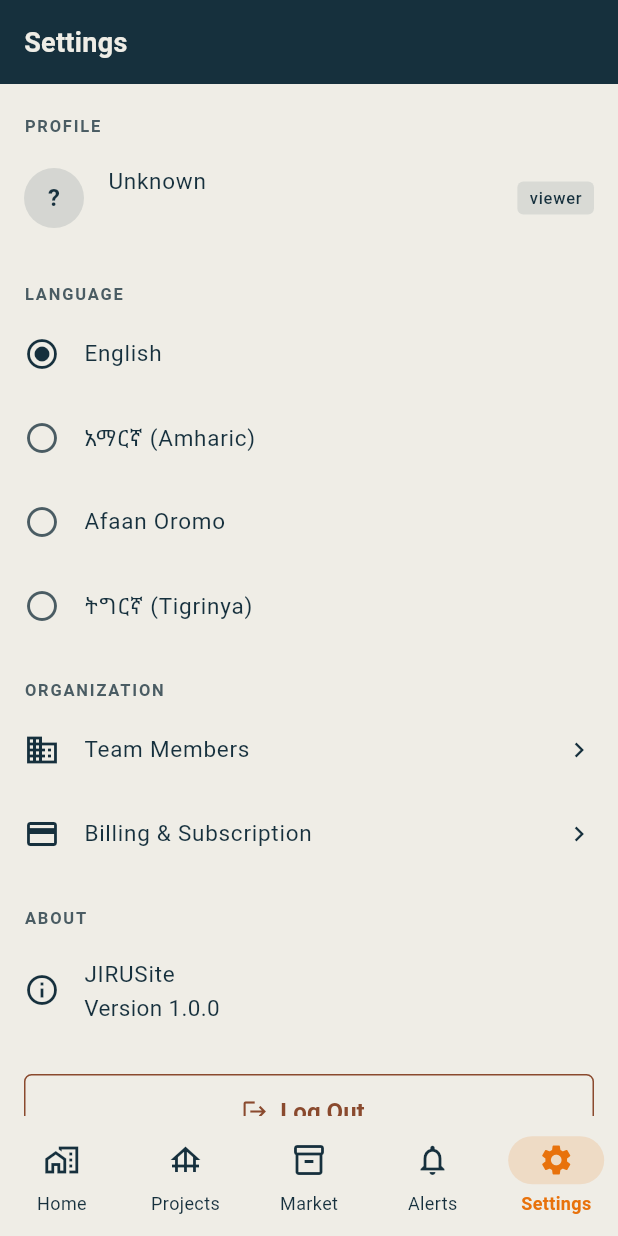
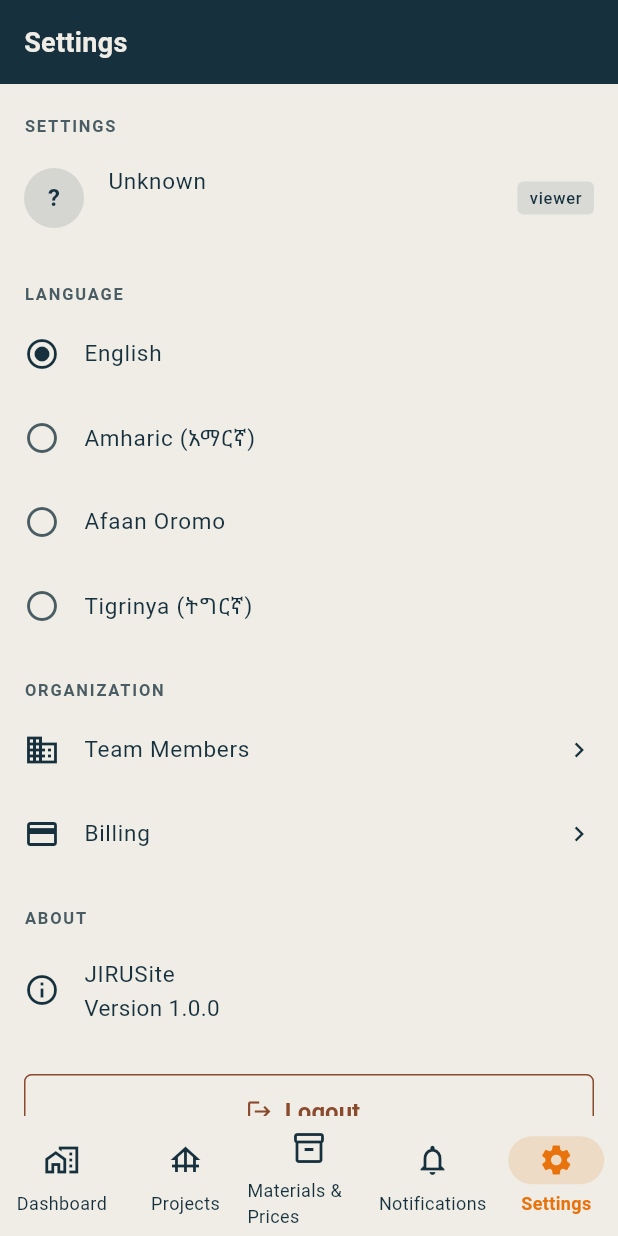
Before and after one commit to jiruutech/jirusite, a Flutter app: the SettingsScreen screen opened by its route, after a tap on "English", on a phone screen of 412 x 824 dp. Run offline on Flutter 3.47's test engine with Material 3 defaults, Android fonts, the phone set to English and light mode, and no system bars; our stand-ins replace connectivity_plus, dio, firebase_core, fl_chart, flutter_image_compress, flutter_riverpod and 4 more; accounts and stored records are empty; network calls fail.

Commit message:
feat: wire AppLocalizations throughout auth, settings, and nav
- All auth screens (login, register, otp, org_setup, language_select) now
  call AppLocalizations.of(context) for every user-visible string
- Bottom navigation labels translated via AppLocalizations
- Settings screen: language names, section headers, logout, team members,
  billing all use ARB keys — switching locale now visibly changes all text
- language_select_screen: language names pulled from ARB so the picker
  itself reflects the active locale
- Root cause was that no screen ever called AppLocalizations.of(context) —
  the ARB files and generated code existed but were never consumed

```diff
--- a/jirusite-mobile/lib/app/router.dart
+++ b/jirusite-mobile/lib/app/router.dart
@@ -2,6 +2,7 @@ import 'package:flutter/material.dart';
 import 'package:flutter_riverpod/flutter_riverpod.dart';
 import 'package:go_router/go_router.dart';
 
+import '../core/localization/generated/app_localizations.dart';
 import '../features/auth/presentation/screens/login_screen.dart';
 import '../features/auth/presentation/screens/register_screen.dart';
 import '../features/auth/presentation/screens/otp_screen.dart';
@@ -191,31 +192,31 @@ class MainShell extends StatelessWidget {
               context.go('/settings');
           }
         },
-        destinations: const [
+        destinations: [
           NavigationDestination(
-            icon: Icon(Icons.home_work_outlined),
-            selectedIcon: Icon(Icons.home_work),
-            label: 'Home',
+            icon: const Icon(Icons.home_work_outlined),
+            selectedIcon: const Icon(Icons.home_work),
+            label: AppLocalizations.of(context).dashboard,
           ),
           NavigationDestination(
-            icon: Icon(Icons.foundation),
-            selectedIcon: Icon(Icons.foundation),
-            label: 'Projects',
+            icon: const Icon(Icons.foundation),
+            selectedIcon: const Icon(Icons.foundation),
+            label: AppLocalizations.of(context).projects,
           ),
           NavigationDestination(
-            icon: Icon(Icons.inventory_2_outlined),
-            selectedIcon: Icon(Icons.inventory_2),
-            label: 'Market',
+            icon: const Icon(Icons.inventory_2_outlined),
+            selectedIcon: const Icon(Icons.inventory_2),
+            label: AppLocalizations.of(context).materials,
           ),
           NavigationDestination(
-            icon: Icon(Icons.notifications_outlined),
-            selectedIcon: Icon(Icons.notifications),
-            label: 'Alerts',
+            icon: const Icon(Icons.notifications_outlined),
+            selectedIcon: const Icon(Icons.notifications),
+            label: AppLocalizations.of(context).notifications,
           ),
           NavigationDestination(
-            icon: Icon(Icons.settings_outlined),
-            selectedIcon: Icon(Icons.settings),
-            label: 'Settings',
+            icon: const Icon(Icons.settings_outlined),
+            selectedIcon: const Icon(Icons.settings),
+            label: AppLocalizations.of(context).settings,
           ),
         ],
       ),
--- a/jirusite-mobile/lib/features/settings/presentation/screens/settings_screen.dart
+++ b/jirusite-mobile/lib/features/settings/presentation/screens/settings_screen.dart
@@ -3,6 +3,7 @@ import 'package:flutter_riverpod/flutter_riverpod.dart';
 import 'package:go_router/go_router.dart';
 
 import '../../../../app/theme.dart';
+import '../../../../core/localization/generated/app_localizations.dart';
 import '../../../../core/localization/locale_provider.dart';
 import '../../../../features/auth/presentation/providers/auth_provider.dart';
 
@@ -13,13 +14,21 @@ class SettingsScreen extends ConsumerWidget {
   Widget build(BuildContext context, WidgetRef ref) {
     final user = ref.watch(authStateProvider).valueOrNull?.user;
     final locale = ref.watch(localeProvider);
+    final l = AppLocalizations.of(context);
+
+    // Language names from ARB so they switch with locale
+    final languages = {
+      'en': l.english,
+      'am': l.amharic,
+      'om': l.afaanOromo,
+      'ti': l.tigrinya,
+    };
 
     return Scaffold(
-      appBar: AppBar(title: const Text('Settings')),
+      appBar: AppBar(title: Text(l.settings)),
       body: ListView(
         children: [
-          // Profile section
-          const _SectionHeader(title: 'Profile'),
+          _SectionHeader(title: l.settings),
           ListTile(
             leading: CircleAvatar(
               backgroundColor: AppColors.primary.withValues(alpha: 0.12),
@@ -45,8 +54,8 @@ class SettingsScreen extends ConsumerWidget {
           ),
 
           // Language
-          const _SectionHeader(title: 'Language'),
-          ...kLocaleNames.entries.map((e) {
+          _SectionHeader(title: l.language),
+          ...languages.entries.map((e) {
             final isSelected = locale.languageCode == e.key;
             return InkWell(
               onTap: () =>
@@ -64,17 +73,17 @@ class SettingsScreen extends ConsumerWidget {
           }),
 
           // Organization
-          const _SectionHeader(title: 'Organization'),
+          _SectionHeader(title: 'Organization'),
           ListTile(
             leading: const Icon(Icons.business_outlined),
-            title: const Text('Team Members'),
+            title: Text(l.teamMembers),
             contentPadding: const EdgeInsets.symmetric(horizontal: 16),
             trailing: const Icon(Icons.chevron_right, size: 20),
             onTap: () {},
           ),
           ListTile(
             leading: const Icon(Icons.credit_card_outlined),
-            title: const Text('Billing & Subscription'),
+            title: Text(l.billing),
             contentPadding: const EdgeInsets.symmetric(horizontal: 16),
             trailing: const Icon(Icons.chevron_right, size: 20),
             onTap: () => context.push('/billing'),
@@ -82,10 +91,10 @@ class SettingsScreen extends ConsumerWidget {
 
           // About
           const _SectionHeader(title: 'About'),
-          const ListTile(
-            leading: Icon(Icons.info_outline),
-            title: Text('JIRUSite'),
-            subtitle: Text('Version 1.0.0'),
+          ListTile(
+            leading: const Icon(Icons.info_outline),
+            title: Text(l.appName),
+            subtitle: const Text('Version 1.0.0'),
           ),
 
           // Logout
@@ -94,14 +103,14 @@ class SettingsScreen extends ConsumerWidget {
             padding: const EdgeInsets.symmetric(horizontal: 16),
             child: OutlinedButton.icon(
               icon: const Icon(Icons.logout, color: AppColors.error),
-              label: const Text('Log Out', style: TextStyle(color: AppColors.error)),
+              label: Text(l.logout,
+                  style: const TextStyle(color: AppColors.error)),
               style: OutlinedButton.styleFrom(
                 side: const BorderSide(color: AppColors.error),
                 minimumSize: const Size(double.infinity, 50),
               ),
-              onPressed: () {
-                ref.read(authStateProvider.notifier).logout();
-              },
+              onPressed: () =>
+                  ref.read(authStateProvider.notifier).logout(),
             ),
           ),
           const SizedBox(height: 32),
```
Also changed, not shown: jirusite-mobile/lib/features/auth/presentation/screens/language_select_screen.dart (+25 -7 lines), jirusite-mobile/lib/features/auth/presentation/screens/login_screen.dart (+10 -10 lines), jirusite-mobile/lib/features/auth/presentation/screens/org_setup_screen.dart (+17 -13 lines), jirusite-mobile/lib/features/auth/presentation/screens/otp_screen.dart (+16 -22 lines), jirusite-mobile/lib/features/auth/presentation/screens/register_screen.dart (+24 -17 lines).
